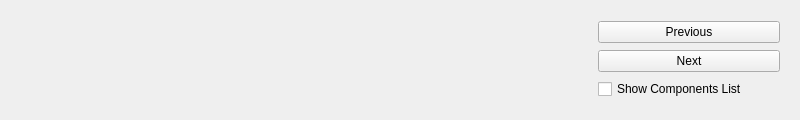
First picture: the form in src/gui/componentdisplayerwidget.ui, repository lukh/pcblab, before the edit.
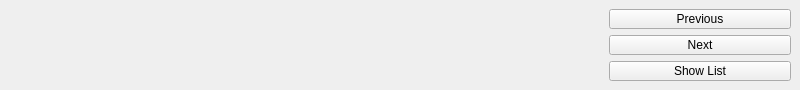
Second picture: the form after the edit.

Patch:
```diff
--- a/src/gui/componentdisplayerwidget.ui
+++ b/src/gui/componentdisplayerwidget.ui
@@ -7,7 +7,7 @@
     <x>0</x>
     <y>0</y>
     <width>800</width>
-    <height>120</height>
+    <height>90</height>
    </rect>
   </property>
   <property name="sizePolicy">
@@ -19,13 +19,25 @@
   <property name="minimumSize">
    <size>
     <width>0</width>
-    <height>120</height>
+    <height>90</height>
    </size>
   </property>
   <property name="windowTitle">
    <string>Form</string>
   </property>
   <layout class="QHBoxLayout" name="horizontalLayout">
+   <property name="leftMargin">
+    <number>0</number>
+   </property>
+   <property name="topMargin">
+    <number>0</number>
+   </property>
+   <property name="rightMargin">
+    <number>0</number>
+   </property>
+   <property name="bottomMargin">
+    <number>0</number>
+   </property>
    <item>
     <widget class="QWidget" name="paramWidget" native="true">
      <property name="minimumSize">
@@ -39,6 +51,15 @@
    </item>
    <item>
     <widget class="QWidget" name="widget" native="true">
+     <property name="enabled">
+      <bool>true</bool>
+     </property>
+     <property name="minimumSize">
+      <size>
+       <width>50</width>
+       <height>0</height>
+      </size>
+     </property>
      <property name="maximumSize">
       <size>
        <width>200</width>
@@ -53,6 +74,13 @@
         </property>
        </widget>
       </item>
+      <item row="2" column="0">
+       <widget class="QPushButton" name="showListButton">
+        <property name="text">
+         <string>Show List</string>
+        </property>
+       </widget>
+      </item>
       <item row="1" column="0">
        <widget class="QPushButton" name="nextCompoButton">
         <property name="text">
@@ -60,13 +88,6 @@
         </property>
        </widget>
       </item>
-      <item row="2" column="0">
-       <widget class="QCheckBox" name="showListCB">
-        <property name="text">
-         <string>Show Components List</string>
-        </property>
-       </widget>
-      </item>
      </layout>
     </widget>
    </item>
```
Left out of the diff: 2 changed lines with no effect on the pictures.
